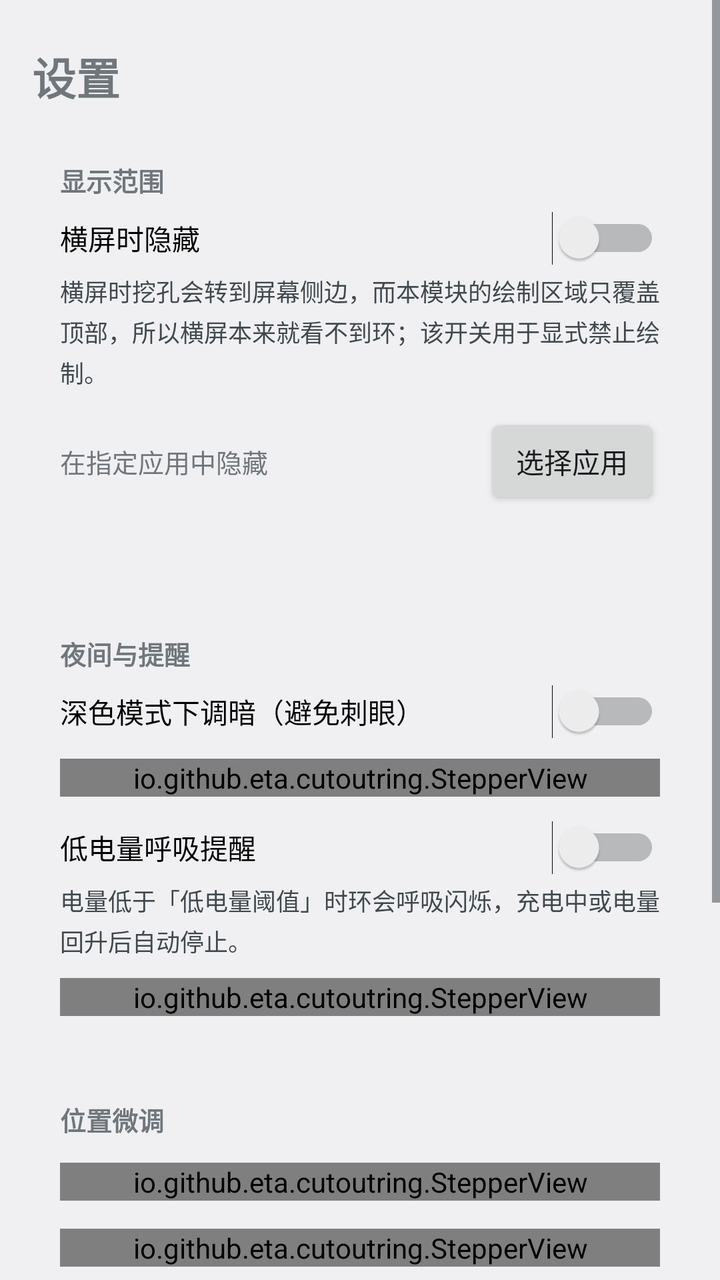
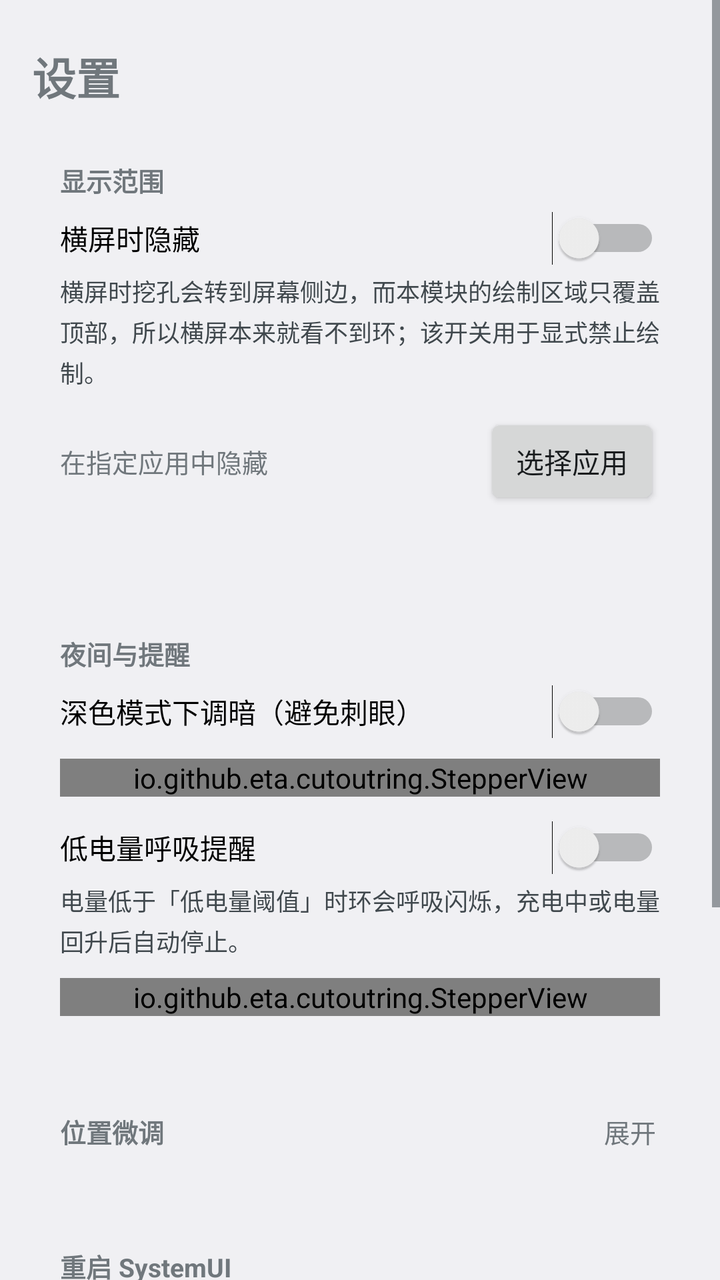

Screens rendered from an Android XML layout before and after an edit, with the pre-edit source and the edit as a unified diff.
<!-- AndroidManifest.xml: application theme android:Theme.DeviceDefault.DayNight -->
<!-- res/layout/page_settings.xml -->
<?xml version="1.0" encoding="utf-8"?>
<ScrollView xmlns:android="http://schemas.android.com/apk/res/android"
    android:layout_width="match_parent"
    android:layout_height="match_parent">

    <LinearLayout
        android:layout_width="match_parent"
        android:layout_height="wrap_content"
        android:orientation="vertical"
        android:padding="16dp">

        <TextView
            android:layout_width="match_parent"
            android:layout_height="wrap_content"
            android:layout_marginTop="6dp"
            android:text="@string/tab_settings"
            android:textSize="22sp"
            android:textStyle="bold" />

        
        <LinearLayout
            android:id="@+id/card_scope"
            android:layout_width="match_parent"
            android:layout_height="wrap_content"
            android:layout_marginTop="12dp"
            android:orientation="vertical"
            android:padding="14dp">

            <TextView
                android:layout_width="match_parent"
                android:layout_height="wrap_content"
                android:text="@string/section_hiding"
                android:textSize="13sp"
                android:textStyle="bold" />

            <Switch
                android:id="@+id/sw_hide_landscape"
                android:layout_width="match_parent"
                android:layout_height="wrap_content"
                android:layout_marginTop="6dp"
                android:text="@string/opt_hide_landscape" />

            <TextView
                android:layout_width="match_parent"
                android:layout_height="wrap_content"
                android:layout_marginTop="4dp"
                android:lineSpacingExtra="3dp"
                android:text="@string/landscape_hint"
                android:textColor="?android:attr/textColorSecondary"
                android:textSize="12sp" />

            <LinearLayout
                android:layout_width="match_parent"
                android:layout_height="wrap_content"
                android:layout_marginTop="12dp"
                android:gravity="center_vertical"
                android:orientation="horizontal">

                <TextView
                    android:layout_width="0dp"
                    android:layout_height="wrap_content"
                    android:layout_weight="1"
                    android:text="@string/hidden_apps"
                    android:textSize="13sp" />

                <Button
                    android:id="@+id/btn_pick_apps"
                    android:layout_width="wrap_content"
                    android:layout_height="wrap_content"
                    android:text="@string/action_pick_apps" />
            </LinearLayout>

            <TextView
                android:id="@+id/tv_hidden_summary"
                android:layout_width="match_parent"
                android:layout_height="wrap_content"
                android:layout_marginTop="4dp"
                android:textColor="?android:attr/textColorSecondary"
                android:textSize="12sp" />
        </LinearLayout>

        
        <LinearLayout
            android:id="@+id/card_night"
            android:layout_width="match_parent"
            android:layout_height="wrap_content"
            android:layout_marginTop="14dp"
            android:orientation="vertical"
            android:padding="14dp">

            <TextView
                android:layout_width="match_parent"
                android:layout_height="wrap_content"
                android:text="@string/section_night"
                android:textSize="13sp"
                android:textStyle="bold" />

            <Switch
                android:id="@+id/sw_dark_dim"
                android:layout_width="match_parent"
                android:layout_height="wrap_content"
                android:layout_marginTop="6dp"
                android:text="@string/opt_dark_dim" />

            <io.github.eta.cutoutring.StepperView
                android:id="@+id/st_dark_dim"
                android:layout_width="match_parent"
                android:layout_height="wrap_content"
                android:layout_marginTop="10dp" />

            <Switch
                android:id="@+id/sw_breath"
                android:layout_width="match_parent"
                android:layout_height="wrap_content"
                android:layout_marginTop="12dp"
                android:text="@string/opt_breath" />

            <TextView
                android:layout_width="match_parent"
                android:layout_height="wrap_content"
                android:layout_marginTop="4dp"
                android:lineSpacingExtra="3dp"
                android:text="@string/breath_hint"
                android:textColor="?android:attr/textColorSecondary"
                android:textSize="12sp" />

            <io.github.eta.cutoutring.StepperView
                android:id="@+id/st_breath_period"
                android:layout_width="match_parent"
                android:layout_height="wrap_content"
                android:layout_marginTop="10dp" />
        </LinearLayout>

        
        <LinearLayout
            android:id="@+id/card_position"
            android:layout_width="match_parent"
            android:layout_height="wrap_content"
            android:layout_marginTop="14dp"
            android:orientation="vertical"
            android:padding="14dp">

            <TextView
                android:layout_width="match_parent"
                android:layout_height="wrap_content"
                android:text="@string/section_position"
                android:textSize="13sp"
                android:textStyle="bold" />

            <io.github.eta.cutoutring.StepperView
                android:id="@+id/st_offx"
                android:layout_width="match_parent"
                android:layout_height="wrap_content"
                android:layout_marginTop="12dp" />

            <io.github.eta.cutoutring.StepperView
                android:id="@+id/st_offy"
                android:layout_width="match_parent"
                android:layout_height="wrap_content"
                android:layout_marginTop="14dp" />

            <io.github.eta.cutoutring.StepperView
                android:id="@+id/st_radius"
                android:layout_width="match_parent"
                android:layout_height="wrap_content"
                android:layout_marginTop="14dp" />
        </LinearLayout>

        
        <LinearLayout
            android:id="@+id/card_restart"
            android:layout_width="match_parent"
            android:layout_height="wrap_content"
            android:layout_marginTop="14dp"
            android:layout_marginBottom="20dp"
            android:orientation="vertical"
            android:padding="14dp">

            <TextView
                android:layout_width="match_parent"
                android:layout_height="wrap_content"
                android:text="@string/section_restart"
                android:textSize="13sp"
                android:textStyle="bold" />

            <Button
                android:id="@+id/btn_restart_settings"
                android:layout_width="match_parent"
                android:layout_height="wrap_content"
                android:layout_marginTop="10dp"
                android:text="@string/action_restart" />

            <TextView
                android:id="@+id/tv_restart_status"
                android:layout_width="match_parent"
                android:layout_height="wrap_content"
                android:layout_marginTop="8dp"
                android:textSize="12sp" />

            <TextView
                android:layout_width="match_parent"
                android:layout_height="wrap_content"
                android:layout_marginTop="10dp"
                android:lineSpacingExtra="3dp"
                android:text="@string/restart_hint"
                android:textColor="?android:attr/textColorSecondary"
                android:textSize="12sp" />
        </LinearLayout>
    </LinearLayout>
</ScrollView>
<!-- resources referenced by this layout -->
<resources>
  <string name="action_pick_apps">选择应用</string>
  <string name="action_restart">重启 SystemUI（重新注入）</string>
  <string name="breath_hint">电量低于「低电量阈值」时环会呼吸闪烁，充电中或电量回升后自动停止。</string>
  <string name="hidden_apps">在指定应用中隐藏</string>
  <string name="landscape_hint">横屏时挖孔会转到屏幕侧边，而本模块的绘制区域只覆盖顶部，所以横屏本来就看不到环；该开关用于显式禁止绘制。</string>
  <string name="opt_breath">低电量呼吸提醒</string>
  <string name="opt_dark_dim">深色模式下调暗（避免刺眼）</string>
  <string name="opt_hide_landscape">横屏时隐藏</string>
  <string name="restart_hint">模块更新后如果没生效，点这个按钮即可。若没收到模块回执，会尝试用 root 直接重启 SystemUI。</string>
  <string name="section_hiding">显示范围</string>
  <string name="section_night">夜间与提醒</string>
  <string name="section_position">位置微调</string>
  <string name="section_restart">重启 SystemUI</string>
  <string name="tab_settings">设置</string>
</resources>

<!-- the commit's change to res/layout/page_settings.xml (unified diff, before → after) -->
@@ -7,7 +7,10 @@
         android:layout_width="match_parent"
         android:layout_height="wrap_content"
         android:orientation="vertical"
-        android:padding="16dp">
+        android:paddingLeft="16dp"
+        android:paddingTop="16dp"
+        android:paddingRight="16dp"
+        android:paddingBottom="96dp">
 
         <TextView
             android:layout_width="match_parent"
@@ -140,12 +143,38 @@
             android:orientation="vertical"
             android:padding="14dp">
 
-            <TextView
-                android:layout_width="match_parent"
-                android:layout_height="wrap_content"
-                android:text="@string/section_position"
-                android:textSize="13sp"
-                android:textStyle="bold" />
+            <LinearLayout
+                android:layout_width="match_parent"
+                android:layout_height="wrap_content"
+                android:gravity="center_vertical"
+                android:orientation="horizontal">
+
+                <TextView
+                    android:layout_width="0dp"
+                    android:layout_height="wrap_content"
+                    android:layout_weight="1"
+                    android:text="@string/section_position"
+                    android:textSize="13sp"
+                    android:textStyle="bold" />
+
+                <TextView
+                    android:id="@+id/btn_position"
+                    android:layout_width="wrap_content"
+                    android:layout_height="wrap_content"
+                    android:paddingLeft="14dp"
+                    android:paddingTop="6dp"
+                    android:paddingRight="2dp"
+                    android:paddingBottom="6dp"
+                    android:text="@string/action_expand"
+                    android:textSize="13sp" />
+            </LinearLayout>
+
+            <LinearLayout
+                android:id="@+id/position_body"
+                android:layout_width="match_parent"
+                android:layout_height="wrap_content"
+                android:orientation="vertical"
+                android:visibility="gone">
 
             <io.github.eta.cutoutring.StepperView
                 android:id="@+id/st_offx"
@@ -164,6 +193,7 @@
                 android:layout_width="match_parent"
                 android:layout_height="wrap_content"
                 android:layout_marginTop="14dp" />
+            </LinearLayout>
         </LinearLayout>
 
         
<!-- resource entries referenced after the edit -->
@@ -1,5 +1,6 @@
 <!-- resources referenced by this layout -->
 <resources>
+  <string name="action_expand">展开</string>
   <string name="action_pick_apps">选择应用</string>
   <string name="action_restart">重启 SystemUI（重新注入）</string>
   <string name="breath_hint">电量低于「低电量阈值」时环会呼吸闪烁，充电中或电量回升后自动停止。</string>
